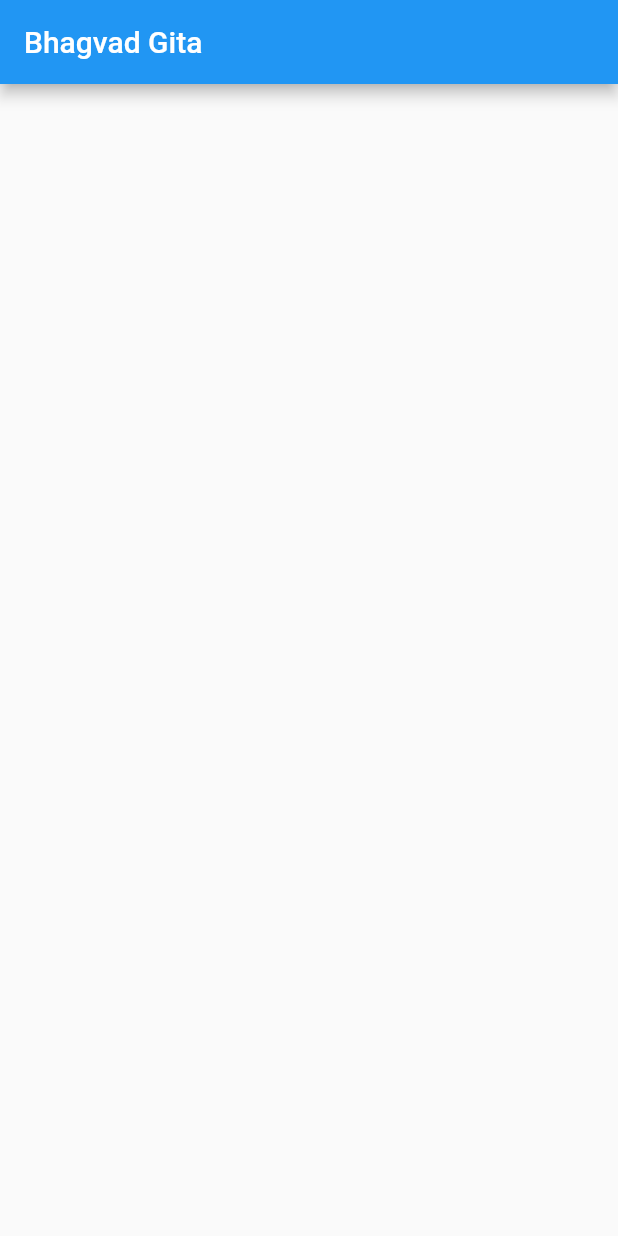
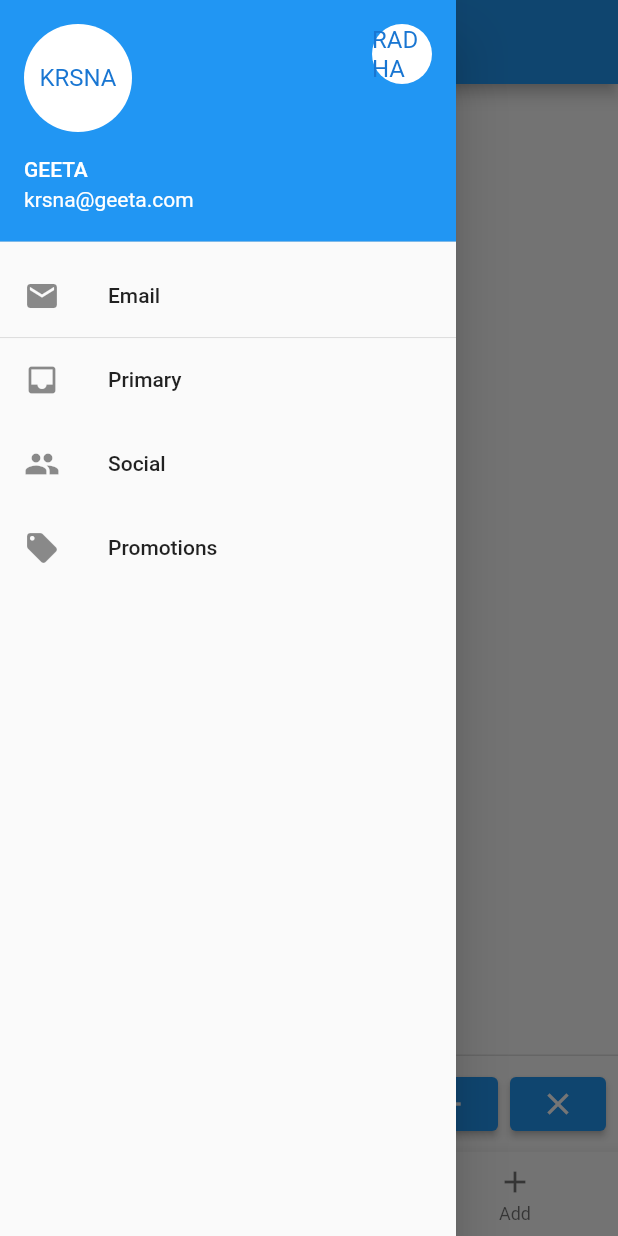
Before and after one commit to ravikrsna9/flutter_in_hindi, a Flutter app: the screen it shows after launch, with the side drawer open (before the commit the screen has no drawer), on a phone screen of 412 x 824 dp. Run offline on Flutter 3.47's test engine with Material 2 defaults, Android fonts, the phone set to English and light mode, and no system bars.

Commit message:
day2 complete

```diff
--- /dev/null
+++ b/first_app/lib/home_page.dart
@@ -0,0 +1,102 @@
+import 'package:flutter/material.dart';
+
+class HomePage extends StatefulWidget {
+  const HomePage({Key? key}) : super(key: key);
+
+  @override
+  State<HomePage> createState() => _HomePageState();
+}
+
+class _HomePageState extends State<HomePage> {
+  @override
+  Widget build(BuildContext context) {
+    return Scaffold(
+      appBar: AppBar(
+        title: Text('Bhagbad Gita'),
+      ),
+      body: Center(
+        child: Container(
+          child: Text('Bhagvad Gita'),
+        ),
+      ),
+      floatingActionButton: FloatingActionButton(
+        elevation: 10,
+        child: Icon(Icons.add),
+        onPressed: () {
+          print('HARE KRNSA');
+        },
+      ),
+      floatingActionButtonLocation: FloatingActionButtonLocation.centerFloat,
+      drawer: Drawer(
+        elevation: 16,
+        child: Column(
+          children: <Widget>[
+            UserAccountsDrawerHeader(
+              accountName: Text('GEETA'),
+              accountEmail: Text('krsna@geeta.com'),
+              currentAccountPicture: CircleAvatar(
+                backgroundColor: Colors.white,
+                child: Text('KRSNA'),
+              ),
+              otherAccountsPictures: [
+                CircleAvatar(
+                  backgroundColor: Colors.white,
+                  child: Text('RADHA'),
+                )
+              ],
+            ),
+            ListTile(
+              title: new Text('Email'),
+              leading: Icon(Icons.email),
+            ),
+            Divider(
+              height: 0.1,
+            ),
+            ListTile(
+              title: new Text("Primary"),
+              leading: new Icon(Icons.inbox),
+            ),
+            ListTile(
+              title: new Text("Social"),
+              leading: new Icon(Icons.people),
+            ),
+            ListTile(
+              title: new Text("Promotions"),
+              leading: new Icon(Icons.local_offer),
+            ),
+          ],
+        ),
+      ),
+      persistentFooterButtons: [
+        ElevatedButton(
+          onPressed: () {},
+          child: Icon(
+            Icons.add,
+            color: Colors.white,
+          ),
+        ),
+        ElevatedButton(
+          onPressed: () {},
+          child: Icon(
+            Icons.clear,
+            color: Colors.white,
+          ),
+        ),
+      ],
+      bottomNavigationBar: BottomNavigationBar(
+        currentIndex: 0,
+        fixedColor: Colors.teal,
+        items: [
+          BottomNavigationBarItem(icon: Icon(Icons.home), label: 'home'),
+          BottomNavigationBarItem(icon: Icon(Icons.search), label: 'Search'),
+          BottomNavigationBarItem(icon: Icon(Icons.add), label: 'Add'),
+        ],
+        onTap: (int index) {
+          setState(() {
+            var _currentIndex = index;
+          });
+        },
+      ),
+    );
+  }
+}
--- a/first_app/lib/main.dart
+++ b/first_app/lib/main.dart
@@ -1,11 +1,10 @@
+import 'package:first_app/home_page.dart';
 import 'package:flutter/material.dart';
 
 void main() {
-  runApp(MaterialApp(
-    home: Scaffold(
-      appBar: AppBar(
-        title: Text('Bhagvad Gita'),
-
+  runApp(
+    MaterialApp(
+      home: HomePage(),
     ),
-  )));
+  );
 }
```
